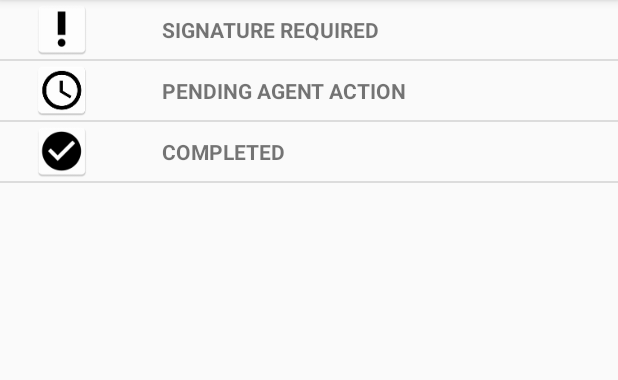
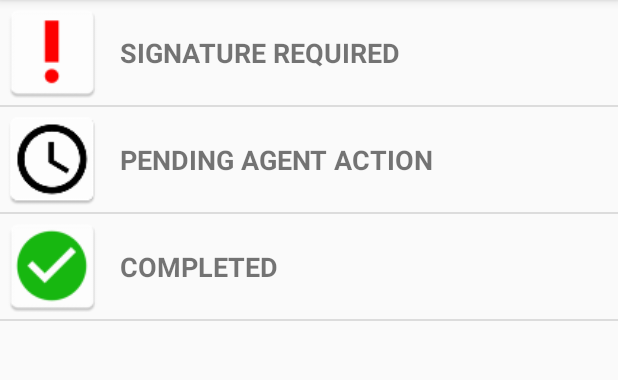
Before and after one commit to raidel123/SFHack, an Android app: the DocListActivity screen opened directly, with no data from a screen before it, on a phone screen of 412 x 824 dp, the part 84-464 px from its top. Run offline under Robolectric (Android 15) with nearby library versions, the phone set to English and light mode, and no system bars.

Commit message:
Updated GUI

```diff
--- a/app/src/main/res/layout/list_group.xml
+++ b/app/src/main/res/layout/list_group.xml
@@ -5,16 +5,19 @@
 
     <ImageView
         android:id="@+id/listImage"
-        android:layout_width="match_parent" android:layout_weight="80"
         android:src="@mipmap/high_priority"
-        android:layout_height="match_parent" />
+        android:layout_width="70dip"
+        android:layout_height="70dip"
+        android:scaleType="fitCenter"/>
 
     <TextView
         android:id="@+id/listTitle" android:layout_weight="20"
         android:layout_width="match_parent"
-        android:layout_height="wrap_content"
-        android:paddingTop="10dp"
-        android:paddingLeft="25dp"
-        android:paddingBottom="10dp"
-        android:text="TextView" />
+        android:layout_height="match_parent"
+        android:gravity="center_vertical"
+        android:layout_marginLeft="10dp"
+        android:textSize="18dp"
+        android:textStyle="bold"
+
+        />
 </LinearLayout>
--- a/app/src/main/res/layout/list_item.xml
+++ b/app/src/main/res/layout/list_item.xml
@@ -10,5 +10,6 @@
         android:paddingTop="10dp"
         android:paddingBottom="10dp"
         android:paddingLeft="40dp"
+        android:textSize="20dp"
         android:text="TextView" />
 </LinearLayout>
```
Also changed, not shown: app/src/main/high_priority-web.png, app/src/main/res/mipmap-hdpi/high_priority.png, app/src/main/res/mipmap-hdpi/status_complete.png, app/src/main/res/mipmap-mdpi/high_priority.png, app/src/main/res/mipmap-mdpi/status_complete.png, app/src/main/res/mipmap-xhdpi/high_priority.png, app/src/main/res/mipmap-xhdpi/status_complete.png, app/src/main/res/mipmap-xxhdpi/high_priority.png, app/src/main/res/mipmap-xxhdpi/status_complete.png, app/src/main/res/mipmap-xxxhdpi/high_priority.png, app/src/main/res/mipmap-xxxhdpi/status_complete.png, app/src/main/status_complete-web.png, 8 other files.
